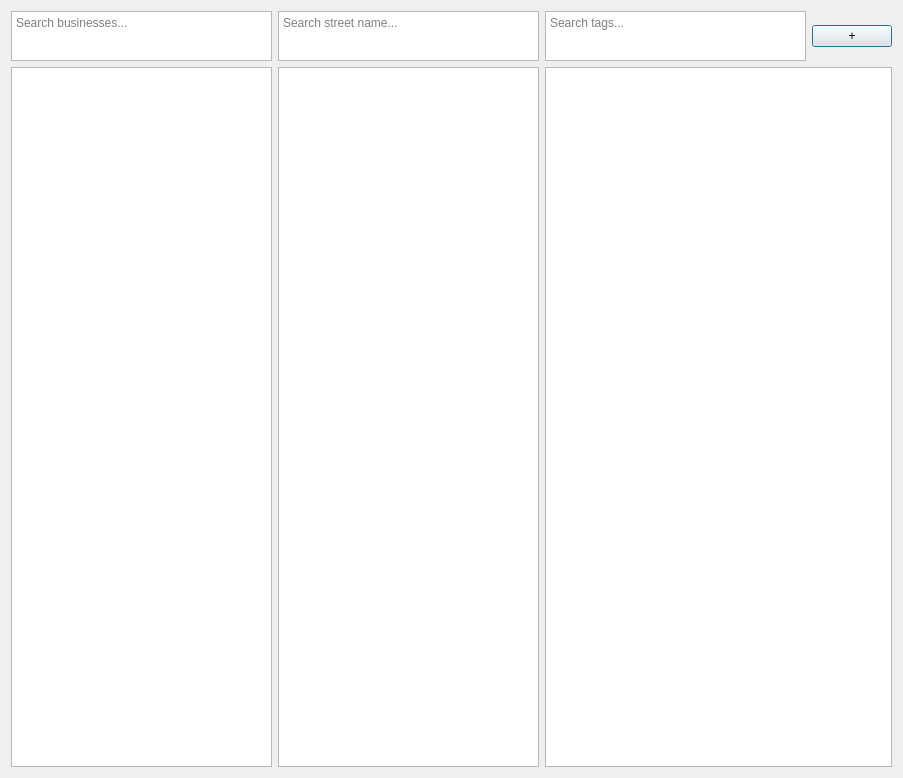
infoPh83/happyTag, file ui/tagManagerDialog.ui: the form before one commit.
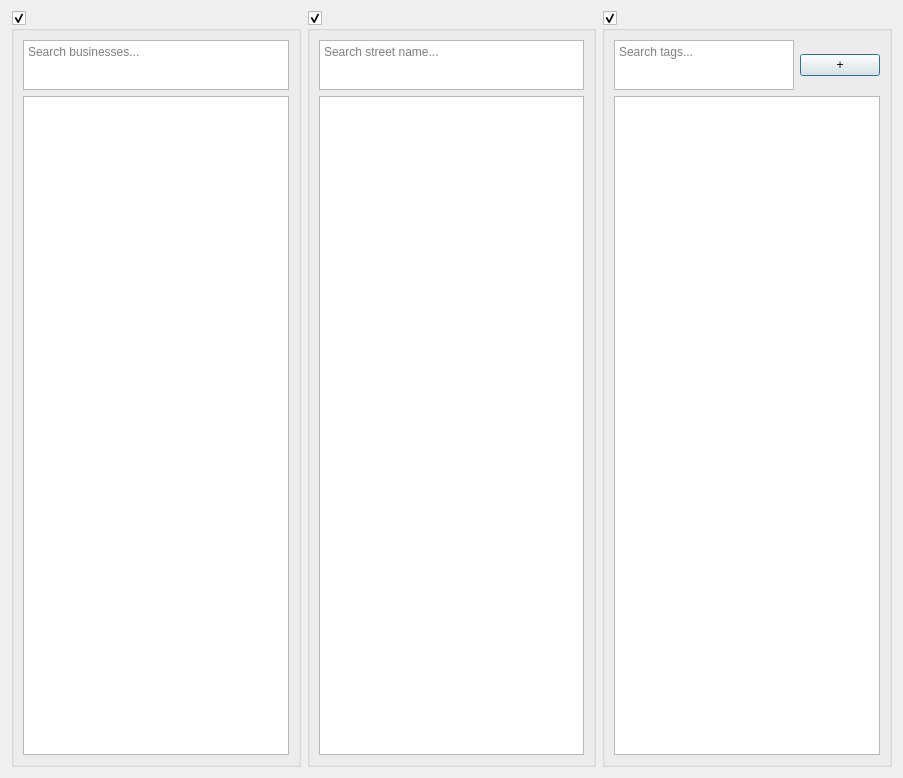
The form after the commit.

```diff
--- a/ui/tagManagerDialog.ui
+++ b/ui/tagManagerDialog.ui
@@ -13,17 +13,55 @@
   <property name="windowTitle">
    <string>Tag Manager</string>
   </property>
+  <layout class="QHBoxLayout" name="horizontalLayout" stretch="1,1,1">
+   <item>
+    <widget class="QGroupBox" name="BusinessesGroupBox">
+     <property name="title">
+      <string/>
+     </property>
+     <property name="checkable">
+      <bool>true</bool>
+     </property>
   <layout class="QVBoxLayout" name="verticalLayout">
    <item>
-    <layout class="QGridLayout" name="gridLayout" rowstretch="0,0" columnstretch="1,1,1,0">
-     <item row="1" column="2" colspan="2">
-      <widget class="QListWidget" name="tagsList">
+       <widget class="QPlainTextEdit" name="businessInput">
+        <property name="sizePolicy">
+         <sizepolicy hsizetype="Expanding" vsizetype="Fixed">
+          <horstretch>0</horstretch>
+          <verstretch>0</verstretch>
+         </sizepolicy>
+        </property>
+        <property name="maximumSize">
+         <size>
+          <width>16777215</width>
+          <height>50</height>
+         </size>
+        </property>
+        <property name="placeholderText">
+         <string>Search businesses...</string>
+        </property>
+       </widget>
+      </item>
+      <item>
+       <widget class="QListWidget" name="businessList">
        <property name="sortingEnabled">
         <bool>true</bool>
        </property>
       </widget>
      </item>
-     <item row="0" column="1">
+     </layout>
+    </widget>
+   </item>
+   <item>
+    <widget class="QGroupBox" name="StreetsGroupBox">
+     <property name="title">
+      <string/>
+     </property>
+     <property name="checkable">
+      <bool>true</bool>
+     </property>
+     <layout class="QVBoxLayout" name="verticalLayout_2">
+      <item>
       <widget class="QPlainTextEdit" name="streetInput">
        <property name="sizePolicy">
         <sizepolicy hsizetype="Expanding" vsizetype="Fixed">
@@ -42,7 +80,28 @@
        </property>
       </widget>
      </item>
-     <item row="0" column="2">
+      <item>
+       <widget class="QListWidget" name="streetList">
+        <property name="sortingEnabled">
+         <bool>true</bool>
+        </property>
+       </widget>
+      </item>
+     </layout>
+    </widget>
+   </item>
+   <item>
+    <widget class="QGroupBox" name="TagsGroupBox">
+     <property name="title">
+      <string/>
+     </property>
+     <property name="checkable">
+      <bool>true</bool>
+     </property>
+     <layout class="QVBoxLayout" name="verticalLayout_3">
+      <item>
+       <layout class="QHBoxLayout" name="horizontalLayout_2">
+        <item>
       <widget class="QPlainTextEdit" name="tagsInput">
        <property name="sizePolicy">
         <sizepolicy hsizetype="Expanding" vsizetype="Fixed">
@@ -61,40 +120,7 @@
        </property>
       </widget>
      </item>
-     <item row="1" column="1">
-      <widget class="QListWidget" name="streetList">
-       <property name="sortingEnabled">
-        <bool>true</bool>
-       </property>
-      </widget>
-     </item>
-     <item row="1" column="0">
-      <widget class="QListWidget" name="businessList">
-       <property name="sortingEnabled">
-        <bool>true</bool>
-       </property>
-      </widget>
-     </item>
-     <item row="0" column="0">
-      <widget class="QPlainTextEdit" name="businessInput">
-       <property name="sizePolicy">
-        <sizepolicy hsizetype="Expanding" vsizetype="Fixed">
-         <horstretch>0</horstretch>
-         <verstretch>0</verstretch>
-        </sizepolicy>
-       </property>
-       <property name="maximumSize">
-        <size>
-         <width>16777215</width>
-         <height>50</height>
-        </size>
-       </property>
-       <property name="placeholderText">
-        <string>Search businesses...</string>
-       </property>
-      </widget>
-     </item>
-     <item row="0" column="3">
+        <item>
       <widget class="QPushButton" name="openAddKeywordDialogButton">
        <property name="maximumSize">
         <size>
@@ -108,6 +134,16 @@
       </widget>
      </item>
     </layout>
+      </item>
+      <item>
+       <widget class="QListWidget" name="tagsList">
+        <property name="sortingEnabled">
+         <bool>true</bool>
+        </property>
+       </widget>
+      </item>
+     </layout>
+    </widget>
    </item>
   </layout>
  </widget>
```
Lines whose indentation alone changed are shown as unchanged.
